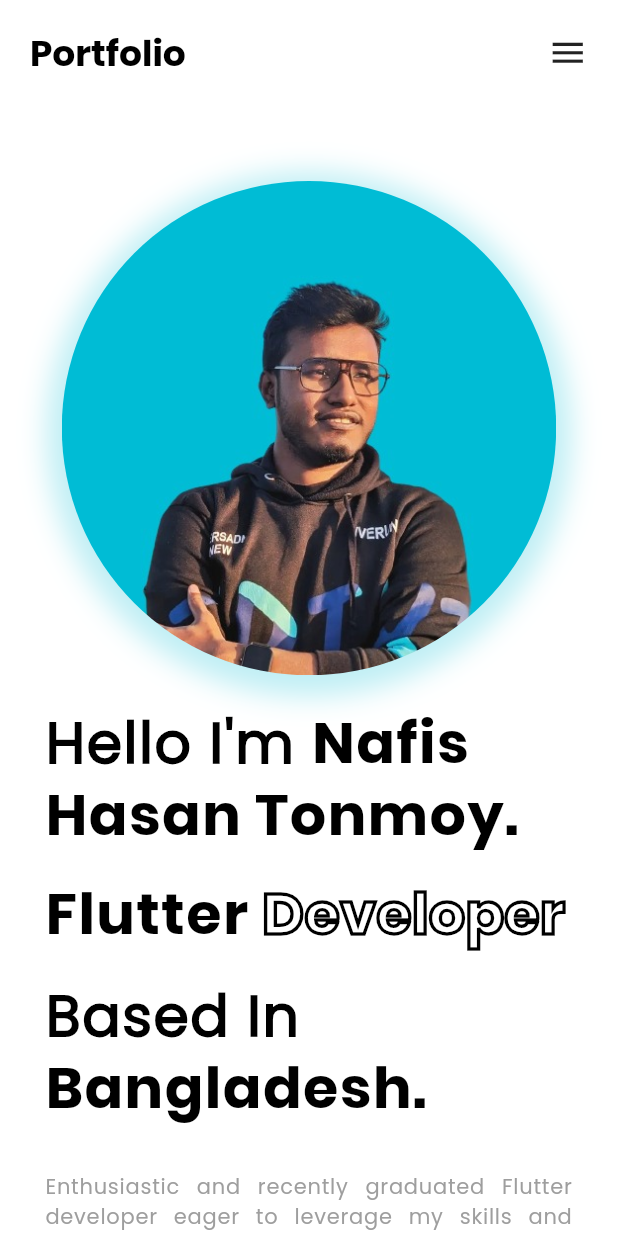
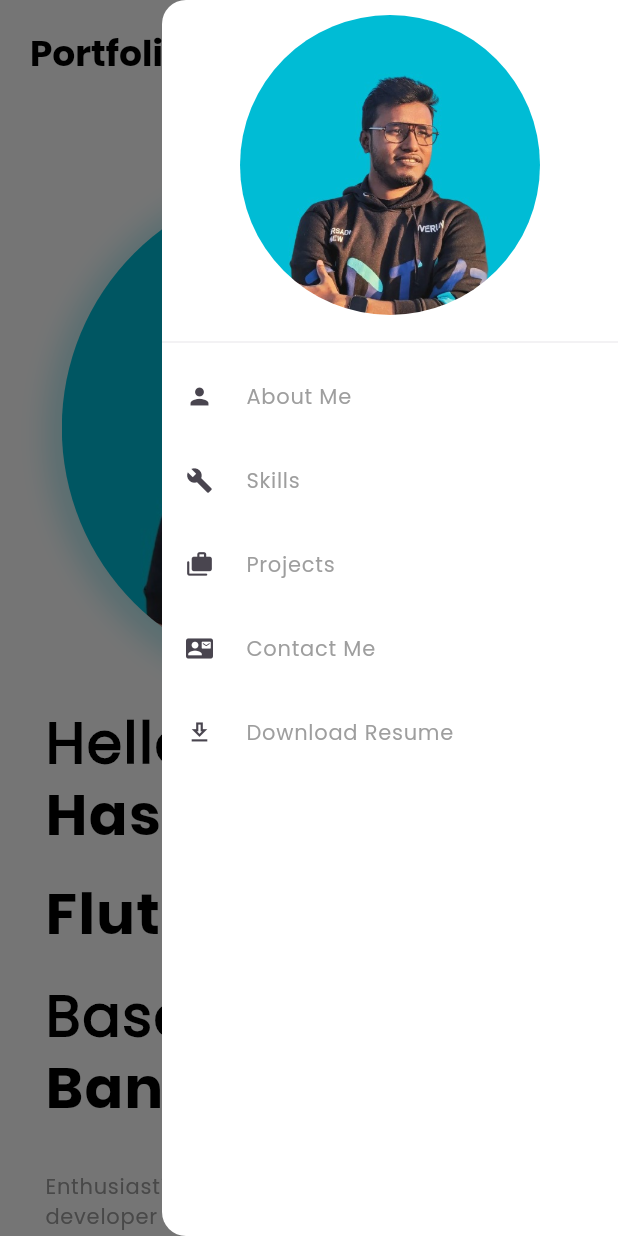
Before and after one commit to Nafis71/portfolio, a Flutter app: the screen it shows after launch, with the side drawer open (before the commit the screen has no drawer), on a phone screen of 412 x 824 dp. Run offline on Flutter 3.47's test engine with Material 3 defaults, Android fonts, the phone set to English and light mode, and no system bars; drawn by our look-alikes of widget_and_text_animator; our stand-ins replace animated_background, flutter_carousel_widget, flutter_svg, gap, lottie, responsive_framework and 1 more; missing offline and left inert: dart:js, dart:ui_web.

Commit message:
added resume download option in mobile

```diff
--- a/lib/views/homeScreen/desktop/home_layout_desktop.dart
+++ b/lib/views/homeScreen/desktop/home_layout_desktop.dart
@@ -43,8 +43,8 @@ class _HomeLayoutDesktopState extends State<HomeLayoutDesktop>
           height: MediaQuery.of(context).size.height,
           child: AnimatedBackground(
             behaviour: RandomParticleBehaviour(options: const ParticleOptions(
-              particleCount: 20,
-              maxOpacity: 0.2,
+              particleCount: 15,
+              maxOpacity: 0.15,
               spawnMaxSpeed: 170
             )),
             vsync: this,
--- a/lib/views/homeScreen/home_screen.dart
+++ b/lib/views/homeScreen/home_screen.dart
@@ -1,5 +1,6 @@
 import 'package:flutter/material.dart';
 import 'package:portfolio/views/homeScreen/desktop/home_layout_desktop.dart';
+import 'package:portfolio/widgets/navigation_drawer_widget.dart';
 import 'package:responsive_framework/responsive_framework.dart';
 
 class HomeScreen extends StatefulWidget {
@@ -26,8 +27,7 @@ class _HomeScreenState extends State<HomeScreen> {
 
   @override
   Widget build(BuildContext context) {
-    if (ResponsiveBreakpoints.of(context).isDesktop) {
-      return Scaffold(
+    return Scaffold(
         body: HomeLayoutDesktop(
           skillSectionKey: _skillSectionKey,
           aboutSectionKey: _aboutSectionKey,
@@ -36,17 +36,12 @@ class _HomeScreenState extends State<HomeScreen> {
           scrollController: scrollController,
           scrollToSection: _scrollToSection,
         ),
-      );
-    }
-    return Scaffold(
-      body: HomeLayoutDesktop(
-        skillSectionKey: _skillSectionKey,
-        aboutSectionKey: _aboutSectionKey,
-        projectSectionKey: _projectSectionKey,
-        contactMeSectionKey: _contactMeSectionKey,
-        scrollController: scrollController,
-        scrollToSection: _scrollToSection,
-      ),
-    );
+        endDrawer: NavigationDrawerWidget(
+          scrollToSection: _scrollToSection,
+          skillSectionKey: _skillSectionKey,
+          aboutSectionKey: _aboutSectionKey,
+          projectSectionKey: _projectSectionKey,
+          contactMeSectionKey: _contactMeSectionKey,
+        ));
   }
 }
--- a/lib/widgets/navbar_widget.dart
+++ b/lib/widgets/navbar_widget.dart
@@ -41,7 +41,11 @@ class NavbarWidget extends StatelessWidget {
                 Icon(Icons.download_outlined)
               ],
             ),
-          ) : const Icon(Icons.menu,size: 27,),
+          ) : InkWell(
+              onTap: (){
+                Scaffold.of(context).openEndDrawer();
+              },
+              child: const Icon(Icons.menu,size: 27,)),
         ],
       ),
     );
--- /dev/null
+++ b/lib/widgets/navigation_drawer_widget.dart
@@ -0,0 +1,82 @@
+import 'package:flutter/material.dart';
+import 'package:gap/gap.dart';
+import 'package:portfolio/utils/assets.dart';
+import 'package:portfolio/viewModels/portfolio_view_model.dart';
+import 'package:provider/provider.dart';
+
+
+class NavigationDrawerWidget extends StatelessWidget {
+  final GlobalKey skillSectionKey;
+  final GlobalKey aboutSectionKey;
+  final GlobalKey projectSectionKey;
+  final GlobalKey contactMeSectionKey;
+  final Function(GlobalKey) scrollToSection;
+  const NavigationDrawerWidget({super.key,required this.scrollToSection, required this.skillSectionKey, required this.aboutSectionKey, required this.projectSectionKey, required this.contactMeSectionKey});
+
+  @override
+  Widget build(BuildContext context) {
+    return Drawer(
+      backgroundColor: Colors.white,
+      child: SingleChildScrollView(
+        child: Column(
+          children: [
+            const Gap(10),
+            Row(
+              mainAxisAlignment: MainAxisAlignment.center,
+              children: [
+                Container(
+                  height: 200,
+                  width: 200,
+                  decoration: const BoxDecoration(
+                    shape: BoxShape.circle,
+                    image: DecorationImage(
+                      image: AssetImage(Assets.profilePicture,),
+                    )
+                  ),
+                )
+              ],
+            ),
+            const Gap(10),
+            const Divider(thickness: 0.3,),
+            ListTile(
+              leading: const Icon(Icons.person,size: 18,),
+              title: Text("About Me",style: Theme.of(context).textTheme.labelSmall,),
+              onTap: (){
+                scrollToSection(aboutSectionKey);
+                Scaffold.of(context).closeEndDrawer();
+              },
+            ),
+            ListTile(
+              leading: const Icon(Icons.build,size: 18,),
+              title: Text("Skills",style: Theme.of(context).textTheme.labelSmall,),
+              onTap: (){scrollToSection(skillSectionKey);
+              Scaffold.of(context).closeEndDrawer();},
+            ),
+            ListTile(
+              leading: const Icon(Icons.cases_rounded,size: 18,),
+              title: Text("Projects",style: Theme.of(context).textTheme.labelSmall,),
+              onTap: (){scrollToSection(projectSectionKey);
+              Scaffold.of(context).closeEndDrawer();},
+            ),
+            ListTile(
+              leading: const Icon(Icons.contact_mail_rounded,size: 18,),
+              title: Text("Contact Me",style: Theme.of(context).textTheme.labelSmall,),
+              onTap: (){
+                scrollToSection(contactMeSectionKey);
+                Scaffold.of(context).closeEndDrawer();
+              },
+            ),
+            ListTile(
+              leading: const Icon(Icons.download_outlined,size: 18,),
+              title: Text("Download Resume",style: Theme.of(context).textTheme.labelSmall,),
+              onTap: (){
+                context.read<PortfolioViewModel>().downloadResume();
+                Scaffold.of(context).closeEndDrawer();
+              },
+            )
+          ],
+        ),
+      )
+    );
+  }
+}
```
Also changed, not shown: lib/widgets/contact_me_widget.dart (+46 -44 lines).
